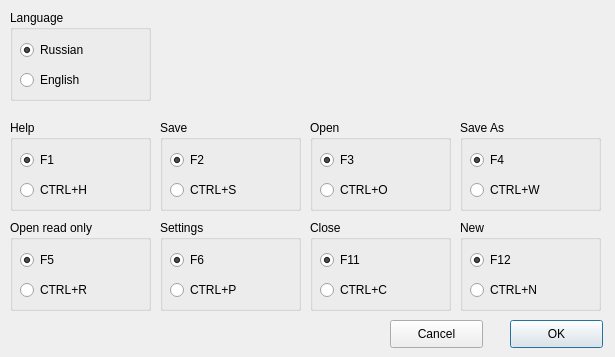
This is dialogsettings.ui in and-veys/TextEditor as Qt 5 draws it before an edit. The edited form follows.
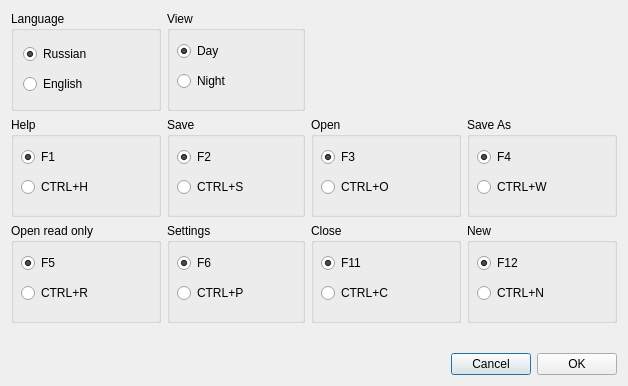
This is the edited form.

Patch:
```diff
--- a/dialogsettings.ui
+++ b/dialogsettings.ui
@@ -6,135 +6,18 @@
    <rect>
     <x>0</x>
     <y>0</y>
-    <width>615</width>
-    <height>357</height>
+    <width>628</width>
+    <height>386</height>
    </rect>
   </property>
   <property name="windowTitle">
    <string>Settings</string>
   </property>
-  <widget class="QGroupBox" name="groupBox">
-   <property name="geometry">
-    <rect>
-     <x>10</x>
-     <y>10</y>
-     <width>141</width>
-     <height>91</height>
-    </rect>
-   </property>
-   <property name="title">
-    <string>Language</string>
-   </property>
-   <widget class="QRadioButton" name="langEng">
-    <property name="geometry">
-     <rect>
-      <x>10</x>
-      <y>60</y>
-      <width>95</width>
-      <height>20</height>
-     </rect>
-    </property>
-    <property name="text">
-     <string>English</string>
-    </property>
-    <property name="checked">
-     <bool>false</bool>
-    </property>
-   </widget>
-   <widget class="QRadioButton" name="langRus">
-    <property name="geometry">
-     <rect>
-      <x>10</x>
-      <y>30</y>
-      <width>95</width>
-      <height>20</height>
-     </rect>
-    </property>
-    <property name="text">
-     <string>Russian</string>
-    </property>
-    <property name="checked">
-     <bool>true</bool>
-    </property>
-   </widget>
-  </widget>
-  <widget class="QPushButton" name="pushButtonOk">
-   <property name="geometry">
-    <rect>
-     <x>510</x>
-     <y>320</y>
-     <width>93</width>
-     <height>28</height>
-    </rect>
-   </property>
-   <property name="text">
-    <string>OK</string>
-   </property>
-  </widget>
-  <widget class="QPushButton" name="pushButtonCancel">
-   <property name="geometry">
-    <rect>
-     <x>390</x>
-     <y>320</y>
-     <width>93</width>
-     <height>28</height>
-    </rect>
-   </property>
-   <property name="text">
-    <string>Cancel</string>
-   </property>
-  </widget>
-  <widget class="QGroupBox" name="groupBox_2">
-   <property name="geometry">
-    <rect>
-     <x>310</x>
-     <y>120</y>
-     <width>141</width>
-     <height>91</height>
-    </rect>
-   </property>
-   <property name="title">
-    <string>Open</string>
-   </property>
-   <widget class="QRadioButton" name="radioButtonF3">
-    <property name="geometry">
-     <rect>
-      <x>10</x>
-      <y>30</y>
-      <width>95</width>
-      <height>20</height>
-     </rect>
-    </property>
-    <property name="text">
-     <string>F3</string>
-    </property>
-    <property name="checked">
-     <bool>true</bool>
-    </property>
-   </widget>
-   <widget class="QRadioButton" name="radioButtonCTRLO">
-    <property name="geometry">
-     <rect>
-      <x>10</x>
-      <y>60</y>
-      <width>95</width>
-      <height>20</height>
-     </rect>
-    </property>
-    <property name="text">
-     <string>CTRL+O</string>
-    </property>
-   </widget>
-  </widget>
+  <layout class="QVBoxLayout" name="verticalLayout_2">
+   <item>
+    <layout class="QGridLayout" name="gridLayout">
+     <item row="2" column="3">
   <widget class="QGroupBox" name="groupBox_4">
-   <property name="geometry">
-    <rect>
-     <x>460</x>
-     <y>220</y>
-     <width>141</width>
-     <height>91</height>
-    </rect>
-   </property>
    <property name="title">
     <string>New</string>
    </property>
@@ -174,19 +57,19 @@
     </property>
    </widget>
   </widget>
-  <widget class="QGroupBox" name="groupBox_3">
-   <property name="geometry">
-    <rect>
-     <x>160</x>
-     <y>120</y>
-     <width>141</width>
-     <height>91</height>
-    </rect>
+     </item>
+     <item row="1" column="2">
+      <widget class="QGroupBox" name="groupBox_2">
+       <property name="minimumSize">
+        <size>
+         <width>150</width>
+         <height>0</height>
+        </size>
    </property>
    <property name="title">
-    <string>Save</string>
-   </property>
-   <widget class="QRadioButton" name="radioButtonF2">
+        <string>Open</string>
+       </property>
+       <widget class="QRadioButton" name="radioButtonF3">
     <property name="geometry">
      <rect>
       <x>10</x>
@@ -196,13 +79,13 @@
      </rect>
     </property>
     <property name="text">
-     <string>F2</string>
+         <string>F3</string>
     </property>
     <property name="checked">
      <bool>true</bool>
     </property>
    </widget>
-   <widget class="QRadioButton" name="radioButtonCTRLS">
+       <widget class="QRadioButton" name="radioButtonCTRLO">
     <property name="geometry">
      <rect>
       <x>10</x>
@@ -212,60 +95,18 @@
      </rect>
     </property>
     <property name="text">
-     <string>CTRL+S</string>
+         <string>CTRL+O</string>
     </property>
    </widget>
   </widget>
-  <widget class="QGroupBox" name="groupBox_5">
-   <property name="geometry">
-    <rect>
-     <x>10</x>
-     <y>120</y>
-     <width>141</width>
-     <height>91</height>
-    </rect>
-   </property>
-   <property name="title">
-    <string>Help</string>
-   </property>
-   <widget class="QRadioButton" name="radioButtonF1">
-    <property name="geometry">
-     <rect>
-      <x>10</x>
-      <y>30</y>
-      <width>95</width>
-      <height>20</height>
-     </rect>
-    </property>
-    <property name="text">
-     <string>F1</string>
-    </property>
-    <property name="checked">
-     <bool>true</bool>
-    </property>
-   </widget>
-   <widget class="QRadioButton" name="radioButtonCTRLH">
-    <property name="geometry">
-     <rect>
-      <x>10</x>
-      <y>60</y>
-      <width>95</width>
-      <height>20</height>
-     </rect>
-    </property>
-    <property name="text">
-     <string>CTRL+H</string>
-    </property>
-   </widget>
-  </widget>
+     </item>
+     <item row="1" column="3">
   <widget class="QGroupBox" name="groupBox_6">
-   <property name="geometry">
-    <rect>
-     <x>460</x>
-     <y>120</y>
-     <width>141</width>
-     <height>91</height>
-    </rect>
+       <property name="minimumSize">
+        <size>
+         <width>150</width>
+         <height>0</height>
+        </size>
    </property>
    <property name="title">
     <string>Save As</string>
@@ -300,14 +141,97 @@
     </property>
    </widget>
   </widget>
+     </item>
+     <item row="0" column="0">
+      <widget class="QGroupBox" name="groupBox">
+       <property name="minimumSize">
+        <size>
+         <width>0</width>
+         <height>100</height>
+        </size>
+       </property>
+       <property name="title">
+        <string>Language</string>
+       </property>
+       <layout class="QVBoxLayout" name="verticalLayout">
+        <item>
+         <widget class="QRadioButton" name="langRus">
+          <property name="text">
+           <string>Russian</string>
+          </property>
+          <property name="checked">
+           <bool>true</bool>
+          </property>
+         </widget>
+        </item>
+        <item>
+         <widget class="QRadioButton" name="langEng">
+          <property name="text">
+           <string>English</string>
+          </property>
+          <property name="checked">
+           <bool>false</bool>
+          </property>
+         </widget>
+        </item>
+       </layout>
+      </widget>
+     </item>
+     <item row="1" column="0">
+      <widget class="QGroupBox" name="groupBox_5">
+       <property name="sizePolicy">
+        <sizepolicy hsizetype="Preferred" vsizetype="Preferred">
+         <horstretch>0</horstretch>
+         <verstretch>0</verstretch>
+        </sizepolicy>
+       </property>
+       <property name="minimumSize">
+        <size>
+         <width>150</width>
+         <height>100</height>
+        </size>
+       </property>
+       <property name="title">
+        <string>Help</string>
+       </property>
+       <widget class="QRadioButton" name="radioButtonF1">
+        <property name="geometry">
+         <rect>
+          <x>10</x>
+          <y>30</y>
+          <width>95</width>
+          <height>20</height>
+         </rect>
+        </property>
+        <property name="text">
+         <string>F1</string>
+        </property>
+        <property name="checked">
+         <bool>true</bool>
+        </property>
+       </widget>
+       <widget class="QRadioButton" name="radioButtonCTRLH">
+        <property name="geometry">
+         <rect>
+          <x>10</x>
+          <y>60</y>
+          <width>95</width>
+          <height>20</height>
+         </rect>
+        </property>
+        <property name="text">
+         <string>CTRL+H</string>
+        </property>
+       </widget>
+      </widget>
+     </item>
+     <item row="2" column="0">
   <widget class="QGroupBox" name="groupBox_7">
-   <property name="geometry">
-    <rect>
-     <x>10</x>
-     <y>220</y>
-     <width>141</width>
-     <height>91</height>
-    </rect>
+       <property name="minimumSize">
+        <size>
+         <width>0</width>
+         <height>100</height>
+        </size>
    </property>
    <property name="title">
     <string>Open read only</string>
@@ -342,15 +266,45 @@
     </property>
    </widget>
   </widget>
+     </item>
+     <item row="1" column="1">
+      <widget class="QGroupBox" name="groupBox_3">
+       <property name="title">
+        <string>Save</string>
+       </property>
+       <widget class="QRadioButton" name="radioButtonF2">
+        <property name="geometry">
+         <rect>
+          <x>10</x>
+          <y>30</y>
+          <width>95</width>
+          <height>20</height>
+         </rect>
+        </property>
+        <property name="text">
+         <string>F2</string>
+        </property>
+        <property name="checked">
+         <bool>true</bool>
+        </property>
+       </widget>
+       <widget class="QRadioButton" name="radioButtonCTRLS">
+        <property name="geometry">
+         <rect>
+          <x>10</x>
+          <y>60</y>
+          <width>95</width>
+          <height>20</height>
+         </rect>
+        </property>
+        <property name="text">
+         <string>CTRL+S</string>
+        </property>
+       </widget>
+      </widget>
+     </item>
+     <item row="2" column="1">
   <widget class="QGroupBox" name="groupBox_8">
-   <property name="geometry">
-    <rect>
-     <x>160</x>
-     <y>220</y>
-     <width>141</width>
-     <height>91</height>
-    </rect>
-   </property>
    <property name="title">
     <string>Settings</string>
    </property>
@@ -384,14 +338,14 @@
     </property>
    </widget>
   </widget>
+     </item>
+     <item row="2" column="2">
   <widget class="QGroupBox" name="groupBox_9">
-   <property name="geometry">
-    <rect>
-     <x>310</x>
-     <y>220</y>
-     <width>141</width>
-     <height>91</height>
-    </rect>
+       <property name="minimumSize">
+        <size>
+         <width>150</width>
+         <height>0</height>
+        </size>
    </property>
    <property name="title">
     <string>Close</string>
@@ -426,6 +380,90 @@
     </property>
    </widget>
   </widget>
+     </item>
+     <item row="0" column="1">
+      <widget class="QGroupBox" name="groupBox_10">
+       <property name="title">
+        <string>View</string>
+       </property>
+       <widget class="QRadioButton" name="viewDay">
+        <property name="geometry">
+         <rect>
+          <x>10</x>
+          <y>30</y>
+          <width>95</width>
+          <height>20</height>
+         </rect>
+        </property>
+        <property name="text">
+         <string>Day</string>
+        </property>
+        <property name="checked">
+         <bool>true</bool>
+        </property>
+       </widget>
+       <widget class="QRadioButton" name="viewNight">
+        <property name="geometry">
+         <rect>
+          <x>10</x>
+          <y>60</y>
+          <width>95</width>
+          <height>20</height>
+         </rect>
+        </property>
+        <property name="text">
+         <string>Night</string>
+        </property>
+       </widget>
+      </widget>
+     </item>
+    </layout>
+   </item>
+   <item>
+    <spacer name="verticalSpacer">
+     <property name="orientation">
+      <enum>Qt::Vertical</enum>
+     </property>
+     <property name="sizeHint" stdset="0">
+      <size>
+       <width>20</width>
+       <height>40</height>
+      </size>
+     </property>
+    </spacer>
+   </item>
+   <item>
+    <layout class="QHBoxLayout" name="horizontalLayout">
+     <item>
+      <spacer name="horizontalSpacer">
+       <property name="orientation">
+        <enum>Qt::Horizontal</enum>
+       </property>
+       <property name="sizeHint" stdset="0">
+        <size>
+         <width>40</width>
+         <height>20</height>
+        </size>
+       </property>
+      </spacer>
+     </item>
+     <item>
+      <widget class="QPushButton" name="pushButtonCancel">
+       <property name="text">
+        <string>Cancel</string>
+       </property>
+      </widget>
+     </item>
+     <item>
+      <widget class="QPushButton" name="pushButtonOk">
+       <property name="text">
+        <string>OK</string>
+       </property>
+      </widget>
+     </item>
+    </layout>
+   </item>
+  </layout>
  </widget>
  <resources/>
  <connections/>
```
Lines whose indentation alone changed are shown as unchanged.
